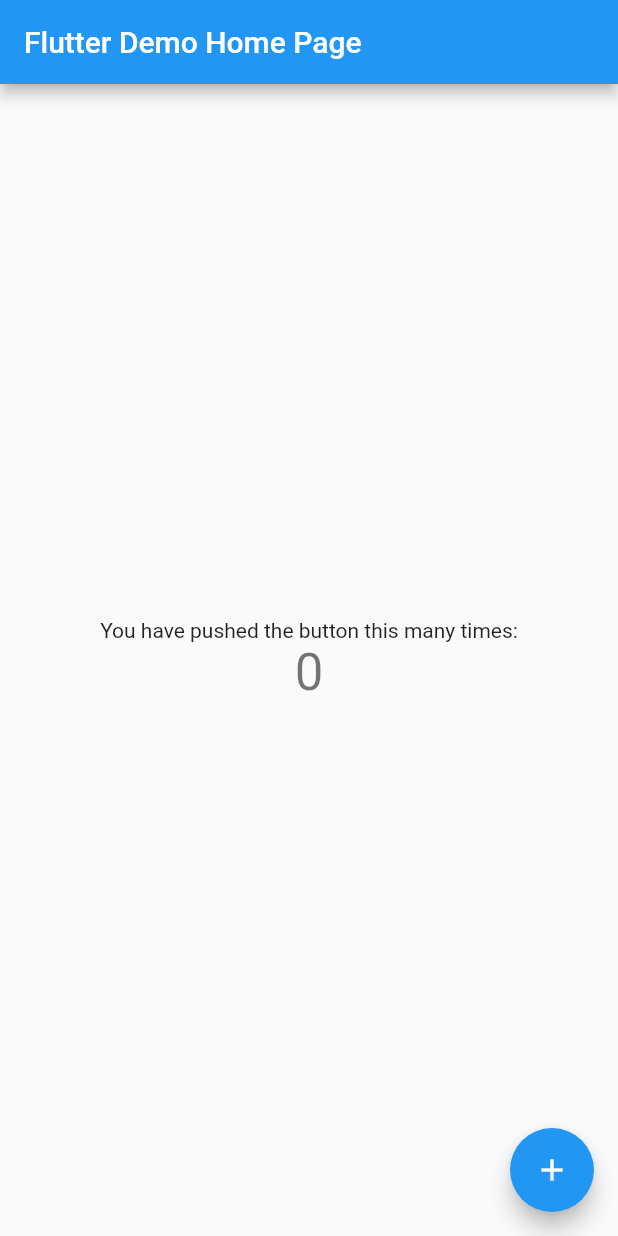
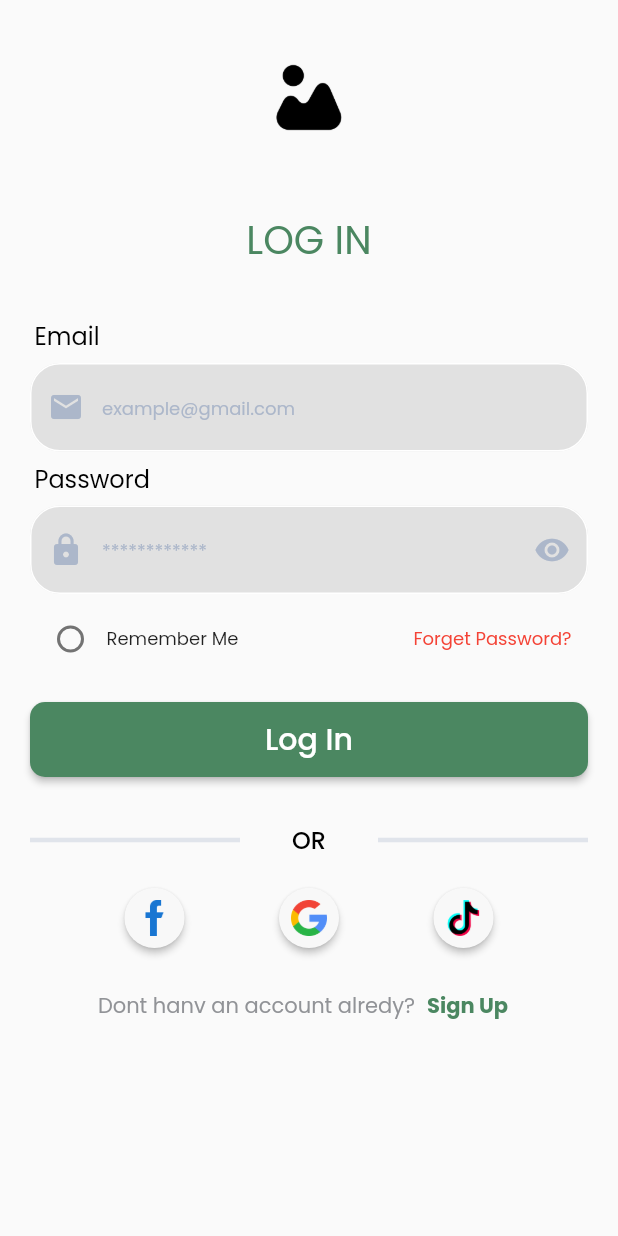
Before and after one commit to ranakh2001/login_system, a Flutter app: the screen it shows after launch, on a phone screen of 412 x 824 dp. Run offline on Flutter 3.47's test engine with Material 2 defaults, Android fonts, the phone set to English and light mode, and no system bars; our stand-ins replace firebase_core, get, google_fonts; accounts and stored records are empty.

Commit message:
login screen done

```diff
--- /dev/null
+++ b/lib/controller/login-controller.dart
@@ -0,0 +1,33 @@
+// ignore_for_file: file_names
+
+import 'package:flutter/material.dart';
+import 'package:get/get.dart';
+
+class LoginController extends GetxController {
+  TextEditingController emailcontroller = TextEditingController();
+  TextEditingController passwordcontroller = TextEditingController();
+  RxBool isVisible = false.obs;
+  RxBool rememberMe = false.obs;
+  Color grey = const Color.fromARGB(
+    255,
+    172,
+    183,
+    202,
+  );
+
+  void changeVisiability() {
+    if (isVisible.value) {
+      isVisible.value = false;
+    } else {
+      isVisible.value = true;
+    }
+  }
+
+  void onCheck(bool remember) {
+    if (rememberMe.value == false) {
+      rememberMe.value = true;
+    } else {
+      rememberMe.value = false;
+    }
+  }
+}
--- a/lib/main.dart
+++ b/lib/main.dart
@@ -1,5 +1,7 @@
+import 'package:chat/view/login-screen.dart';
 import 'package:firebase_core/firebase_core.dart';
 import 'package:flutter/material.dart';
+import 'package:get/get.dart';
 
 import 'firebase_options.dart';
 
@@ -17,106 +19,13 @@ class MyApp extends StatelessWidget {
   // This widget is the root of your application.
   @override
   Widget build(BuildContext context) {
-    return MaterialApp(
-      title: 'Flutter Demo',
+    return GetMaterialApp(
+      debugShowCheckedModeBanner: false,
+      title: 'Chat App',
       theme: ThemeData(
-        // This is the theme of your application.
-        //
-        // Try running your application with "flutter run". You'll see the
-        // application has a blue toolbar. Then, without quitting the app, try
-        // changing the primarySwatch below to Colors.green and then invoke
-        // "hot reload" (press "r" in the console where you ran "flutter run",
-        // or simply save your changes to "hot reload" in a Flutter IDE).
-        // Notice that the counter didn't reset back to zero; the application
-        // is not restarted.
         primarySwatch: Colors.blue,
       ),
-      home: const MyHomePage(title: 'Flutter Demo Home Page'),
+      home: LoginScreen(),
     );
   }
 }
-
-class MyHomePage extends StatefulWidget {
-  const MyHomePage({super.key, required this.title});
-
-  // This widget is the home page of your application. It is stateful, meaning
-  // that it has a State object (defined below) that contains fields that affect
-  // how it looks.
-
-  // This class is the configuration for the state. It holds the values (in this
-  // case the title) provided by the parent (in this case the App widget) and
-  // used by the build method of the State. Fields in a Widget subclass are
-  // always marked "final".
-
-  final String title;
-
-  @override
-  State<MyHomePage> createState() => _MyHomePageState();
-}
-
-class _MyHomePageState extends State<MyHomePage> {
-  int _counter = 0;
-
-  void _incrementCounter() {
-    setState(() {
-      // This call to setState tells the Flutter framework that something has
-      // changed in this State, which causes it to rerun the build method below
-      // so that the display can reflect the updated values. If we changed
-      // _counter without calling setState(), then the build method would not be
-      // called again, and so nothing would appear to happen.
-      _counter++;
-    });
-  }
-
-  @override
-  Widget build(BuildContext context) {
-    // This method is rerun every time setState is called, for instance as done
-    // by the _incrementCounter method above.
-    //
-    // The Flutter framework has been optimized to make rerunning build methods
-    // fast, so that you can just rebuild anything that needs updating rather
-    // than having to individually change instances of widgets.
-    return Scaffold(
-      appBar: AppBar(
-        // Here we take the value from the MyHomePage object that was created by
-        // the App.build method, and use it to set our appbar title.
-        title: Text(widget.title),
-      ),
-      body: Center(
-        // Center is a layout widget. It takes a single child and positions it
-        // in the middle of the parent.
-        child: Column(
-          // Column is also a layout widget. It takes a list of children and
-          // arranges them vertically. By default, it sizes itself to fit its
-          // children horizontally, and tries to be as tall as its parent.
-          //
-          // Invoke "debug painting" (press "p" in the console, choose the
-          // "Toggle Debug Paint" action from the Flutter Inspector in Android
-          // Studio, or the "Toggle Debug Paint" command in Visual Studio Code)
-          // to see the wireframe for each widget.
-          //
-          // Column has various properties to control how it sizes itself and
-          // how it positions its children. Here we use mainAxisAlignment to
-          // center the children vertically; the main axis here is the vertical
-          // axis because Columns are vertical (the cross axis would be
-          // horizontal).
-          mainAxisAlignment: MainAxisAlignment.center,
-          children: <Widget>[
-            const Text(
-              'You have pushed the button this many times:',
-            ),
-            Text(
-              '$_counter',
-              style: Theme.of(context).textTheme.headlineMedium,
-            ),
-          ],
-        ),
-      ),
-      floatingActionButton: FloatingActionButton(
-        onPressed: _incrementCounter,
-        tooltip: 'Increment',
-        child: const Icon(Icons.add),
-      ), // This trailing comma makes auto-formatting nicer for build methods.
-    );
-  }
-}
--- /dev/null
+++ b/lib/view/login-screen.dart
@@ -0,0 +1,145 @@
+// ignore_for_file: file_names, avoid_types_as_parameter_names
+
+import 'package:chat/controller/login-controller.dart';
+import 'package:flutter/material.dart';
+import 'package:get/get.dart';
+import 'package:google_fonts/google_fonts.dart';
+
+import 'widgets/email-field-widget.dart';
+import 'widgets/login-with-other.dart';
+import 'widgets/password-field-widget.dart';
+
+// ignore: must_be_immutable
+class LoginScreen extends StatelessWidget {
+  LoginScreen({super.key});
+  LoginController loginController = Get.put(LoginController());
+  @override
+  Widget build(BuildContext context) {
+    return Scaffold(
+      body: Padding(
+        padding: const EdgeInsets.all(20.0),
+        child: ListView(
+          children: [
+            Container(
+              margin: const EdgeInsets.all(20),
+              width: 50,
+              height: 50,
+              child: Image.asset("assets/images/logo.png"),
+            ),
+            Container(
+              margin: const EdgeInsets.symmetric(vertical: 30),
+              child: Text(
+                "LOG IN",
+                style: GoogleFonts.poppins(
+                    color: const Color.fromARGB(255, 75, 135, 97),
+                    fontSize: 26),
+                textAlign: TextAlign.center,
+              ),
+            ),
+            Container(
+              margin: const EdgeInsets.all(3),
+              child: Text(
+                "Email",
+                style: GoogleFonts.poppins(color: Colors.black, fontSize: 16),
+                textAlign: TextAlign.start,
+              ),
+            ),
+            Container(
+                margin: const EdgeInsets.symmetric(vertical: 3),
+                child: EmailFieldWidget()),
+            Container(
+              margin: const EdgeInsets.all(3),
+              child: Text(
+                "Password",
+                style: GoogleFonts.poppins(color: Colors.black, fontSize: 16),
+                textAlign: TextAlign.start,
+              ),
+            ),
+            Container(
+                margin: const EdgeInsets.symmetric(vertical: 3),
+                child: PasswordFieldWidget()),
+            Container(
+              margin: const EdgeInsets.all(3),
+              child: Row(
+                mainAxisAlignment: MainAxisAlignment.spaceBetween,
+                children: [
+                  Row(
+                    children: [
+                      Obx(
+                        () => Checkbox(
+                            checkColor: Colors.white,
+                            activeColor: Colors.green,
+                            shape: RoundedRectangleBorder(
+                                borderRadius: BorderRadius.circular(18.0)),
+                            value: loginController.rememberMe.value,
+                            onChanged: (bool) => loginController
+                                .onCheck(loginController.rememberMe.value)),
+                      ),
+                      Text(
+                        "Remember Me",
+                        style: GoogleFonts.poppins(
+                            fontSize: 12, fontWeight: FontWeight.w400),
+                      )
+                    ],
+                  ),
+                  TextButton(
+                      onPressed: () {},
+                      child: Text(
+                        "Forget Password?",
+                        style: GoogleFonts.poppins(
+                            fontSize: 12,
+                            fontWeight: FontWeight.w400,
+                            color: Colors.red),
+                      )),
+                ],
+              ),
+            ),
+            Container(
+              margin: const EdgeInsets.symmetric(vertical: 15),
+              child: ElevatedButton(
+                  style: ElevatedButton.styleFrom(
+                    backgroundColor: const Color.fromARGB(255, 75, 135, 97),
+                    padding: const EdgeInsets.all(10.0),
+                    shape: RoundedRectangleBorder(
+                      borderRadius: BorderRadius.circular(10.0),
+                    ),
+                  ),
+                  onPressed: () {},
+                  child: Text(
+                    "Log In",
+                    style: GoogleFonts.poppins(
+                        color: Colors.white,
+                        fontSize: 20,
+                        fontWeight: FontWeight.w500),
+                  )),
+            ),
+            const LoginWithOther(),
+            Container(
+              margin: const EdgeInsets.symmetric(vertical: 10),
+              child: Row(
+                mainAxisAlignment: MainAxisAlignment.center,
+                children: [
+                  Text(
+                    "Dont hanv an account alredy?",
+                    style: GoogleFonts.poppins(
+                        color: const Color.fromARGB(255, 145, 147, 151),
+                        fontSize: 14),
+                  ),
+                  TextButton(
+                      onPressed: () {},
+                      child: Text(
+                        "Sign Up",
+                        style: GoogleFonts.poppins(
+                            color: const Color.fromARGB(255, 75, 135, 97),
+                            fontSize: 14,
+                            fontWeight: FontWeight.bold),
+                      ))
+                ],
+              ),
+            )
+          ],
+        ),
+      ),
+    );
+  }
+}
--- /dev/null
+++ b/lib/view/widgets/email-field-widget.dart
@@ -0,0 +1,40 @@
+// ignore_for_file: file_names
+
+import 'package:chat/controller/login-controller.dart';
+import 'package:flutter/material.dart';
+import 'package:get/get.dart';
+import 'package:google_fonts/google_fonts.dart';
+
+// ignore: must_be_immutable
+class EmailFieldWidget extends StatelessWidget {
+  EmailFieldWidget({super.key});
+  LoginController loginController = Get.find();
+  @override
+  Widget build(BuildContext context) {
+    return TextField(
+      keyboardType: TextInputType.emailAddress,
+      cursorColor: loginController.grey,
+      controller: loginController.emailcontroller,
+      decoration: InputDecoration(
+        filled: true,
+        fillColor:const Color.fromARGB(255, 225, 225, 225),
+        border: const OutlineInputBorder(
+            borderRadius: BorderRadius.all(Radius.circular(20.0)),
+            borderSide: BorderSide(color: Colors.white)),
+        enabledBorder: const OutlineInputBorder(
+          borderRadius: BorderRadius.all(Radius.circular(20.0)),
+          borderSide: BorderSide(color: Colors.white),
+        ),
+        focusedBorder: OutlineInputBorder(
+          borderSide:const BorderSide(color: Colors.white, width: 2.0),
+          borderRadius: BorderRadius.circular(25.0),
+        ),
+        prefixIcon: Icon(Icons.email, color: loginController.grey),
+        prefixIconColor: loginController.grey,
+        hintText: "example@gmail.com",
+        hintStyle:
+            GoogleFonts.poppins(fontSize: 12, color: loginController.grey),
+      ),
+    );
+  }
+}
--- /dev/null
+++ b/lib/view/widgets/login-with-other.dart
@@ -0,0 +1,60 @@
+// ignore_for_file: file_names
+
+import 'package:chat/view/widgets/other-platforms.dart';
+import 'package:flutter/material.dart';
+import 'package:google_fonts/google_fonts.dart';
+
+class LoginWithOther extends StatelessWidget {
+  const LoginWithOther({super.key});
+
+  @override
+  Widget build(BuildContext context) {
+    return Column(
+      children: [
+        Container(
+          margin:const EdgeInsets.symmetric(vertical: 15),
+          child: Row(
+            mainAxisAlignment: MainAxisAlignment.spaceBetween,
+            children: [
+              Container(
+                color: const Color.fromARGB(255, 224, 228, 235),
+                width: 140,
+                height: 3,
+              ),
+              Text(
+                "OR",
+                style: GoogleFonts.poppins(
+                    color: Colors.black,
+                    fontSize: 16,
+                    fontWeight: FontWeight.w500),
+              ),
+              Container(
+                color: const Color.fromARGB(255, 224, 228, 235),
+                width: 140,
+                height: 3,
+              ),
+            ],
+          ),
+        ),
+        Container(
+          margin: const EdgeInsets.symmetric(vertical: 5),
+          child: Row(
+            mainAxisAlignment: MainAxisAlignment.spaceEvenly,
+            children: [
+              OtherPlatforms(
+                  icon: Image.asset("assets/images/facebook.png"),
+                  onpress: () {}),
+              OtherPlatforms(
+                  icon: Image.asset("assets/images/google.png"),
+                  onpress: () {}),
+              OtherPlatforms(
+                  icon: Image.asset("assets/images/tik-tok.png"),
+                  onpress: () {}),
+            ],
+          ),
+        ),
+
+      ],
+    );
+  }
+}
--- /dev/null
+++ b/lib/view/widgets/other-platforms.dart
@@ -0,0 +1,33 @@
+// ignore_for_file: file_names
+
+import 'package:flutter/material.dart';
+
+// ignore: must_be_immutable
+class OtherPlatforms extends StatelessWidget {
+  Widget icon;
+  Function onpress;
+  OtherPlatforms({
+    Key? key,
+    required this.icon,
+    required this.onpress,
+  }) : super(key: key);
+  @override
+  Widget build(BuildContext context) {
+    return SizedBox(
+      width: 40,
+      height: 40,
+      child: ElevatedButton(
+          style: ElevatedButton.styleFrom(
+            backgroundColor: const Color.fromARGB(255, 248, 248, 248),
+            padding: const EdgeInsets.all(8.0),
+            shape: RoundedRectangleBorder(
+              borderRadius: BorderRadius.circular(24.0),
+            ),
+          ),
+          onPressed: () {
+            onpress;
+          },
+          child: icon),
+    );
+  }
+}
--- /dev/null
+++ b/lib/view/widgets/password-field-widget.dart
@@ -0,0 +1,55 @@
+// ignore_for_file: file_names
+
+import 'package:flutter/material.dart';
+import 'package:get/get.dart';
+import 'package:google_fonts/google_fonts.dart';
+
+import '../../controller/login-controller.dart';
+
+// ignore: must_be_immutable
+class PasswordFieldWidget extends StatelessWidget {
+  PasswordFieldWidget({super.key});
+  LoginController loginController = Get.put(LoginController());
+  @override
+  Widget build(BuildContext context) {
+    return Obx(
+      () => TextField(
+        obscureText: loginController.isVisible.value ? false : true,
+        cursorColor: loginController.grey,
+        controller: loginController.passwordcontroller,
+        decoration: InputDecoration(
+          filled: true,
+          fillColor: const Color.fromARGB(255, 225, 225, 225),
+          border: const OutlineInputBorder(
+              borderRadius: BorderRadius.all(Radius.circular(20.0)),
+              borderSide: BorderSide(color: Colors.white)),
+          enabledBorder: const OutlineInputBorder(
+            borderRadius: BorderRadius.all(Radius.circular(20.0)),
+            borderSide: BorderSide(color: Colors.white),
+          ),
+          focusedBorder: OutlineInputBorder(
+            borderSide: const BorderSide(color: Colors.white, width: 2.0),
+            borderRadius: BorderRadius.circular(25.0),
+          ),
+          prefixIcon: const Icon(Icons.lock),
+          prefixIconColor: loginController.grey,
+          suffixIcon: loginController.isVisible.value
+              ? IconButton(
+                  icon: Icon(Icons.visibility_off, color: loginController.grey),
+                  onPressed: () => loginController.changeVisiability(),
+                )
+              : IconButton(
+                  icon: Icon(
+                    Icons.visibility,
+                    color: loginController.grey,
+                  ),
+                  onPressed: () => loginController.changeVisiability(),
+                ),
+          hintText: "************",
+          hintStyle:
+              GoogleFonts.poppins(fontSize: 12, color: loginController.grey),
+        ),
+      ),
+    );
+  }
+}
```
Also changed, not shown: pubspec.yaml (+7 -4 lines), assets/images/facebook.png (added), assets/images/google.png (added), assets/images/logo.png (added), assets/images/tik-tok.png (added), pubspec.lock, 1 other file.
